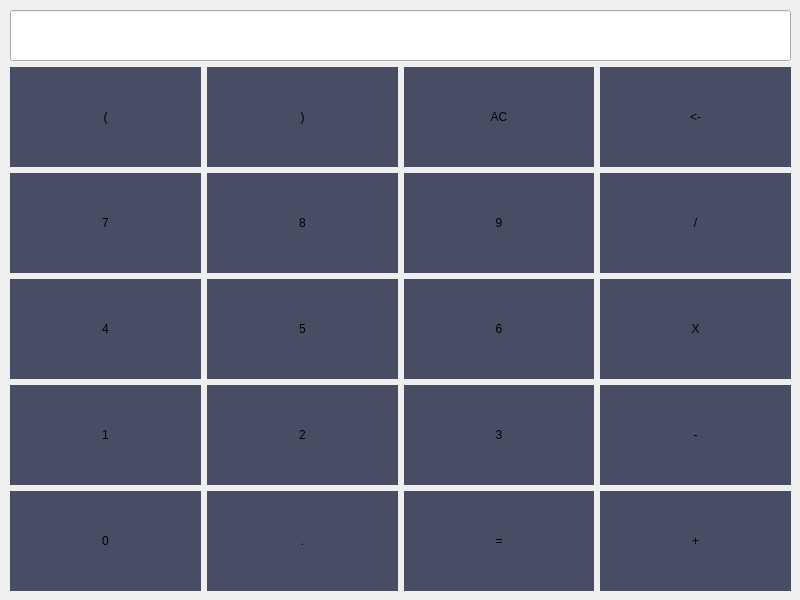
This is mainwindow.ui in Rodjers/gitlecalc as Qt 5 draws it before an edit. The edited form follows.
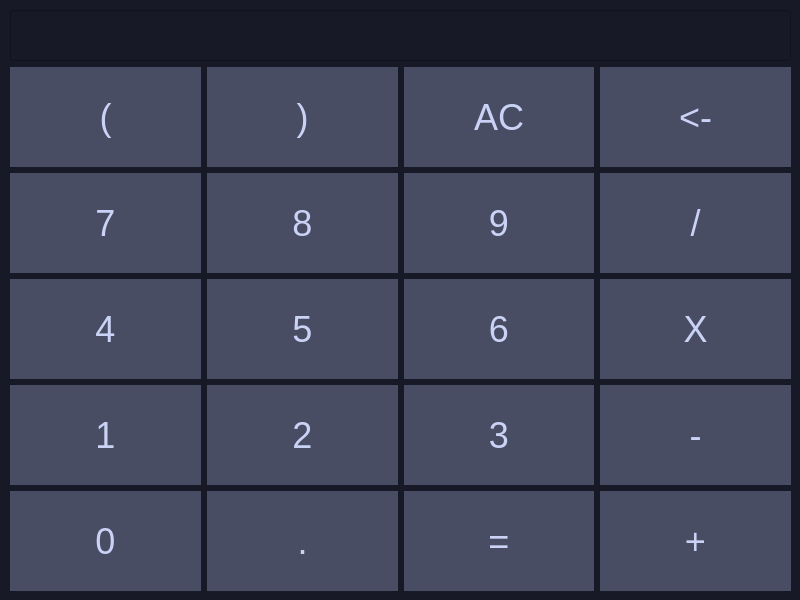
This is the edited form.

Diff of the .ui file:
```diff
--- a/mainwindow.ui
+++ b/mainwindow.ui
@@ -15,9 +15,15 @@
   </property>
   <widget class="QWidget" name="centralwidget">
    <property name="styleSheet">
-    <string notr="true">QPushButton {
+    <string notr="true">QWidget {
+background-color: #181926;
+color: #cad3f5;
+}
+
+QPushButton {
 background-color: #494d64;
 border-radius: 0px;
+font-size: 36px;
 height: 100px;
 width: 100px;
 }
```
